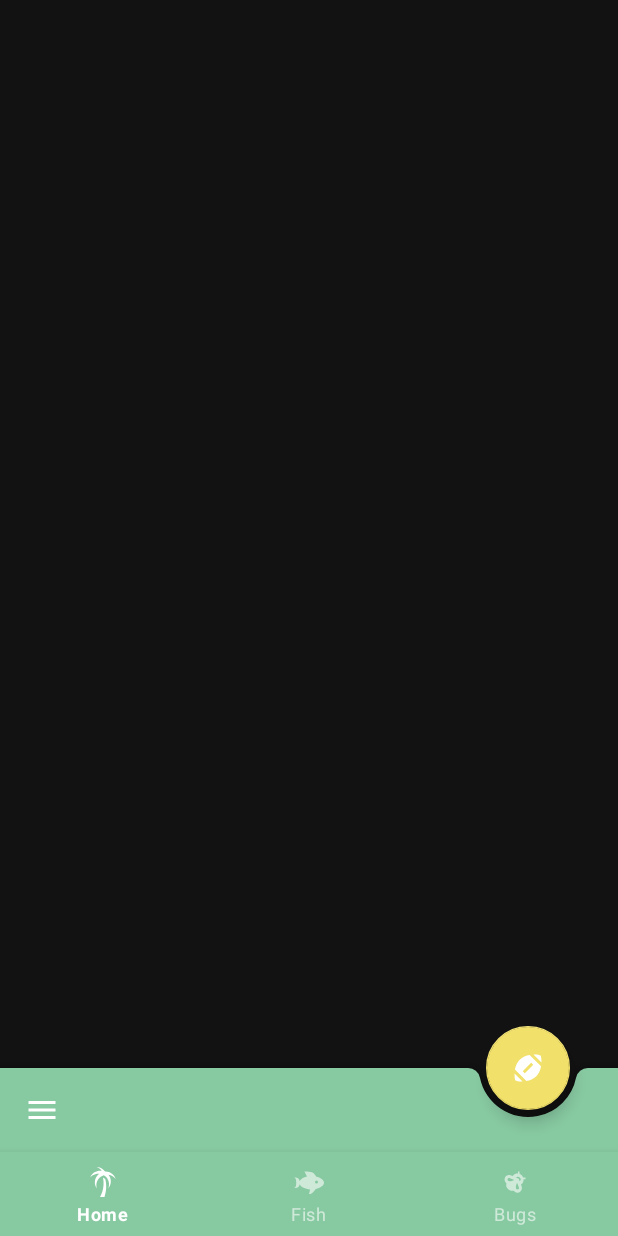
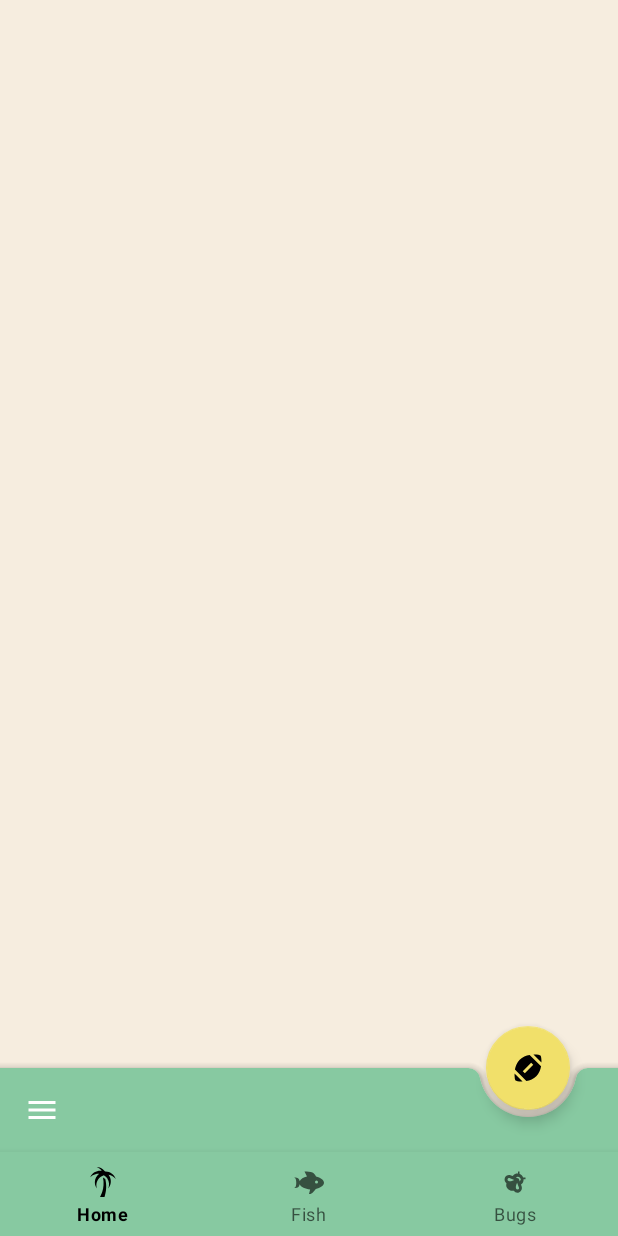
Before and after one commit to jamieadkins95/acnh-island-companion, an Android app: the screen it shows after launch (MainActivity), on a phone screen of 412 x 824 dp. Run offline under Robolectric (Android 15) with nearby library versions, the phone set to English and light mode, and no system bars; our stand-ins replace Dagger/Hilt's generated code, RxJava, Timber, navigation-ui; libraries missing offline, so code that uses them is left out: com.xwray.groupie; 5 statements that could not run were skipped.

Commit message:
Completed material theme

```diff
--- a/app/src/main/res/values/colors.xml
+++ b/app/src/main/res/values/colors.xml
@@ -8,5 +8,7 @@
   <color name="secondaryDarkColor">#bcae3a</color>
   <color name="primaryTextColor">#000000</color>
   <color name="secondaryTextColor">#000000</color>
+  <color name="surfaceColor">#FBF5EC</color>
+  <color name="backgroundColor">#F6EDDF</color>
   <color name="white">#FFFFFF</color>
 </resources>
--- a/app/src/main/res/values/styles.xml
+++ b/app/src/main/res/values/styles.xml
@@ -1,14 +1,17 @@
 <resources>
 
-    <style name="IslandCompanionTheme" parent="Theme.MaterialComponents.NoActionBar">
+    <style name="IslandCompanionTheme" parent="Theme.MaterialComponents.Light.NoActionBar">
         <item name="colorPrimary">@color/primaryColor</item>
         <item name="colorPrimaryDark">@color/primaryDarkColor</item>
         <item name="colorAccent">@color/secondaryColor</item>
         <item name="colorSecondary">@color/secondaryColor</item>
-        <item name="colorOnPrimary">@color/white</item>
-        <item name="colorOnSecondary">@color/white</item>
-        <item name="android:textColorPrimary">@color/white</item>
-        <item name="android:textColor">@color/white</item>
+        <item name="colorSurface">@color/surfaceColor</item>
+        <item name="android:colorBackground">@color/backgroundColor</item>
+        <item name="colorOnPrimary">@color/primaryTextColor</item>
+        <item name="colorOnSecondary">@color/primaryTextColor</item>
+        <item name="colorOnSurface">@color/primaryTextColor</item>
+        <item name="android:textColorPrimary">@color/primaryTextColor</item>
+        <item name="android:textColor">@color/primaryTextColor</item>
         <item name="android:navigationBarColor">@color/primaryDarkColor</item>
         <item name="shapeAppearanceSmallComponent">@style/ShapeAppearance.IslandCompanionTheme.SmallComponent</item>
         <item name="shapeAppearanceMediumComponent">@style/ShapeAppearance.IslandCompanionTheme.MediumComponent</item>
```
